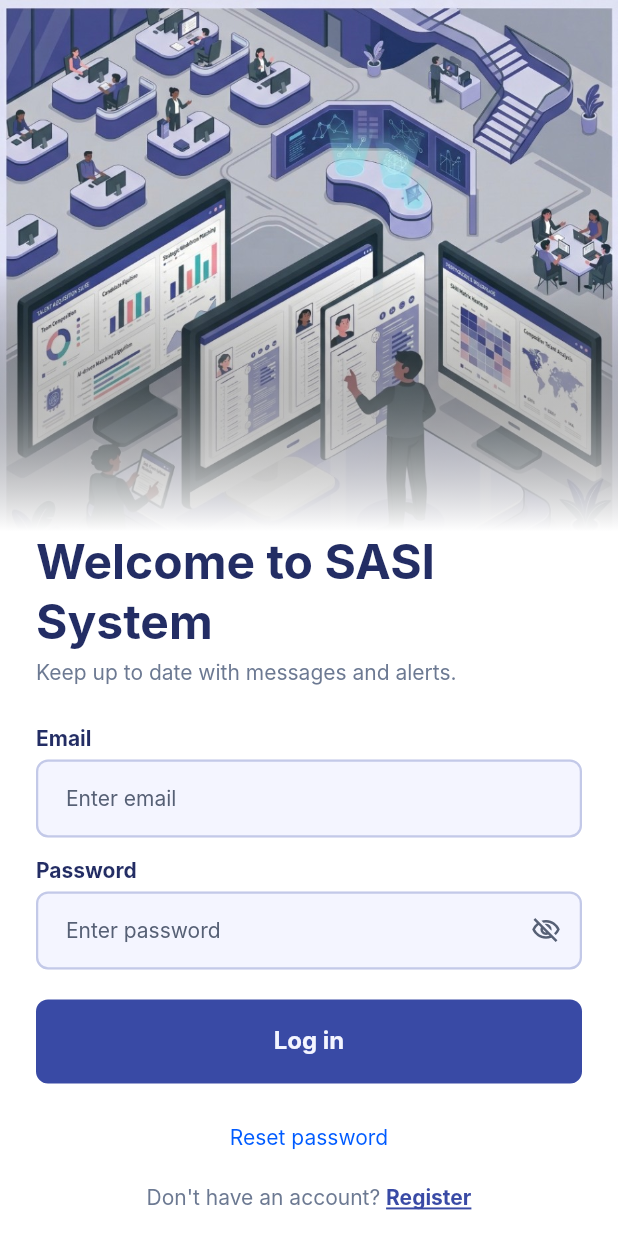
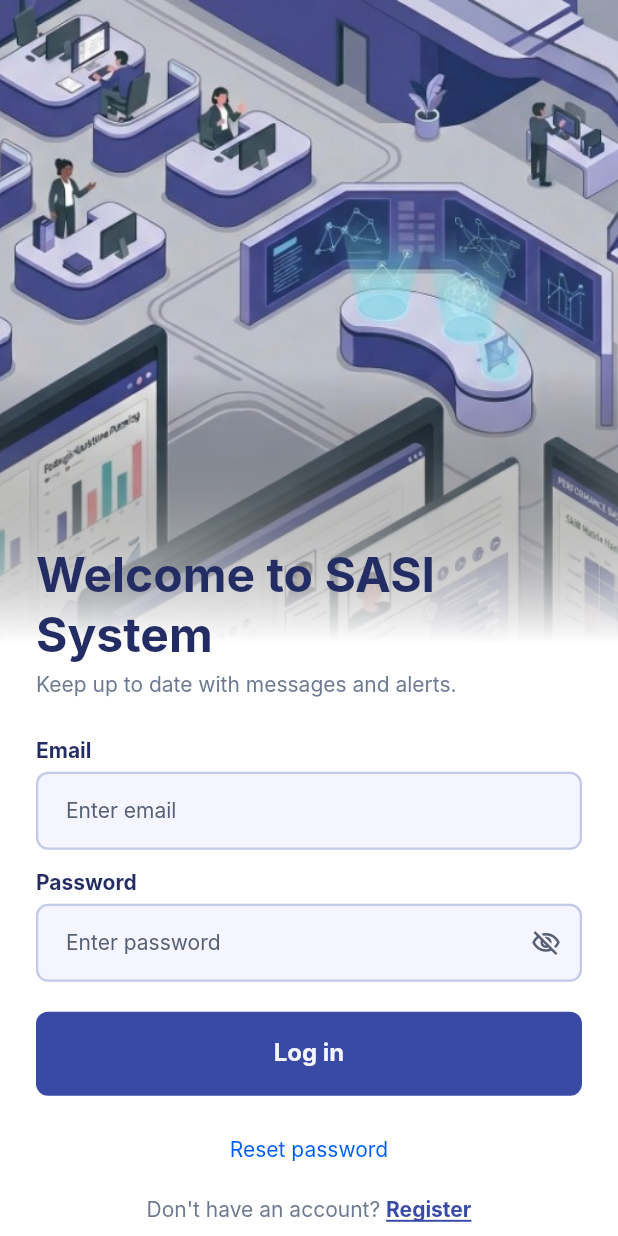
Before and after one commit to EduSicsu/sasi_cowork_flutter_test_040326, a Flutter app: the screen it shows after launch, on a phone screen of 412 x 824 dp. Run offline on Flutter 3.47's test engine with Material 3 defaults, Android fonts, the phone set to English and light mode, and no system bars; our stand-ins replace dio, equatable, flutter_bloc, flutter_secure_storage, get_it; Roboto replaces fonts that are missing (Inter).

Commit message:
New login screen design;

```diff
--- a/apps/sasi_cowork/lib/app/features/login/login_page.dart
+++ b/apps/sasi_cowork/lib/app/features/login/login_page.dart
@@ -69,35 +69,44 @@ class _LoginBody extends StatelessWidget {
   Widget build(BuildContext context) {
     final screenHeight = MediaQuery.of(context).size.height;
 
-    return Column(
-      crossAxisAlignment: CrossAxisAlignment.stretch,
+    return Stack(
       children: [
-        SizedBox(
-          height: screenHeight * 0.43,
-          child: Stack(
-            fit: StackFit.expand,
-            children: [
-              Image.asset(
+        // Background image — full screen, no overlap risk
+        Positioned.fill(
+          child: Image.asset(
             'assets/images/login_background.png',
             fit: BoxFit.cover,
             alignment: Alignment.topCenter,
           ),
-              const DecoratedBox(
+        ),
+        // Gradient: image visible at top, fully white from 55 % downward
+        Positioned.fill(
+          child: DecoratedBox(
             decoration: BoxDecoration(
               gradient: LinearGradient(
                 begin: Alignment.topCenter,
                 end: Alignment.bottomCenter,
-                    stops: [0.5, 1.0],
-                    colors: [Colors.transparent, Colors.white],
+                stops: const [0.30, 0.52, 1.0],
+                colors: const [
+                  Colors.transparent,
+                  Colors.white,
+                  Colors.white,
+                ],
               ),
             ),
           ),
-            ],
         ),
+        // Scrollable content — sits on top of the white zone, never over the image
+        SingleChildScrollView(
+          child: Column(
+            crossAxisAlignment: CrossAxisAlignment.stretch,
+            children: [
+              // Transparent spacer — lets the illustration show through
+              SizedBox(height: screenHeight * 0.44),
+              Padding(
+                padding: const EdgeInsets.symmetric(
+                  horizontal: AppTokens.spaceXxl,
                 ),
-        Expanded(
-          child: SingleChildScrollView(
-            padding: const EdgeInsets.symmetric(horizontal: AppTokens.spaceXxl),
                 child: Column(
                   crossAxisAlignment: CrossAxisAlignment.stretch,
                   children: [
@@ -117,9 +126,10 @@ class _LoginBody extends StatelessWidget {
                     ),
                     const SizedBox(height: AppTokens.spaceXxl),
                     const LoginForm(),
-                const SizedBox(height: AppTokens.spaceLg),
                   ],
                 ),
+              ),
+            ],
           ),
         ),
       ],
--- a/apps/sasi_cowork/lib/app/features/login/widgets/login_form.dart
+++ b/apps/sasi_cowork/lib/app/features/login/widgets/login_form.dart
@@ -140,7 +140,7 @@ class _LoginFormState extends State<LoginForm> {
             ),
           ),
         ),
-        const SizedBox(height: AppTokens.spaceXxl),
+        const SizedBox(height: 75),
       ],
     );
   }
```
Also changed, not shown: apps/sasi_cowork/assets/images/login_background.png. Lines whose indentation alone changed are shown as unchanged.
